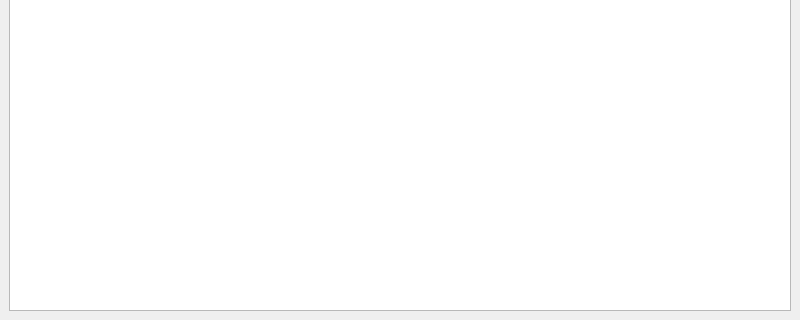
BLUE000/TwitchCommentViewer, file tools/DBViewer/ViewerMainWindow.ui: the form before one commit; both pictures show x 0 to 800 and y 280 to 600 of the 800 by 600 pixel window.
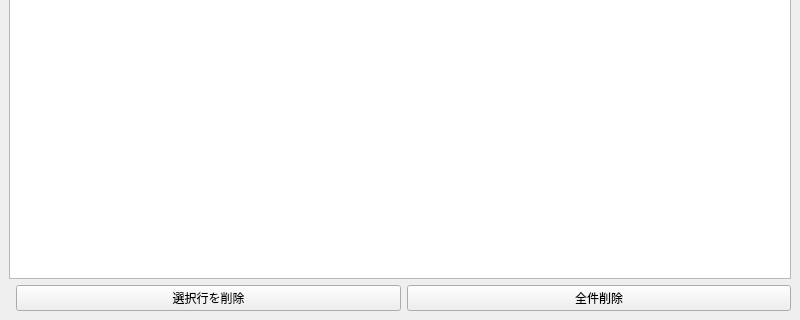
The form after the commit.

What changed in the file:
```diff
--- a/tools/DBViewer/ViewerMainWindow.ui
+++ b/tools/DBViewer/ViewerMainWindow.ui
@@ -42,7 +42,7 @@
     <item>
      <widget class="QTableView" name="tableView"/>
     </item>
-   </layout>
+   <item><layout class="QHBoxLayout" name="horizontalLayout_del"><item><spacer name="horizontalSpacer"><property name="orientation"><enum>Qt::Horizontal</enum></property></spacer></item><item><widget class="QPushButton" name="btnDeleteSelected"><property name="text"><string>選択行を削除</string></property></widget></item><item><widget class="QPushButton" name="btnDeleteAll"><property name="text"><string>全件削除</string></property></widget></item></layout></item></layout>
   </widget>
  </widget>
  <resources/>
```
Left out of the diff: 8 changed lines with no effect on the pictures.
